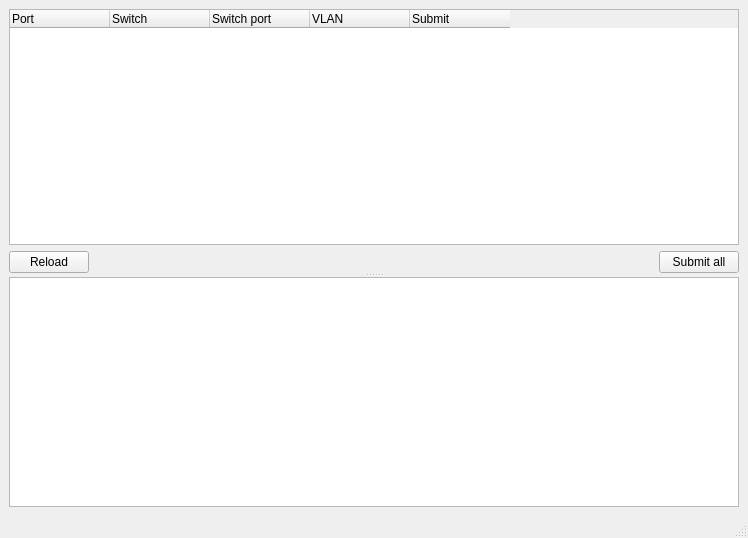
Old version of the form NewGui.ui in the repository germandutchwindtunnels/nettools.
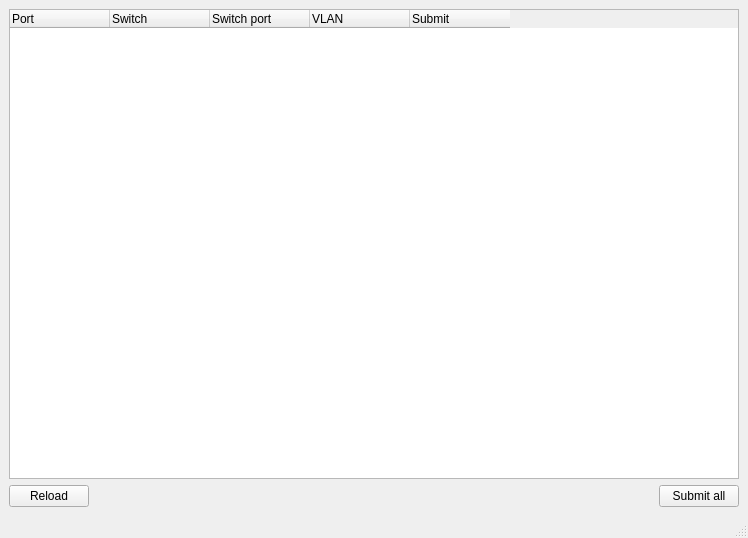
New version of the form.

Commit message: Removed message frame and status bar.

What changed in the file:
```diff
--- a/NewGui.ui
+++ b/NewGui.ui
@@ -14,13 +14,6 @@
    <string>Port Configurator</string>
   </property>
   <widget class="QWidget" name="centralwidget">
-   <layout class="QGridLayout" name="gridLayout">
-    <item row="0" column="0">
-     <widget class="QSplitter" name="splitter">
-      <property name="orientation">
-       <enum>Qt::Vertical</enum>
-      </property>
-      <widget class="QWidget" name="layoutWidget">
        <layout class="QVBoxLayout" name="verticalLayout">
         <item>
          <widget class="QTreeWidget" name="ports">
@@ -84,11 +77,6 @@
            </widget>
           </item>
          </layout>
-        </item>
-       </layout>
-      </widget>
-      <widget class="QTableWidget" name="status"/>
-     </widget>
     </item>
    </layout>
   </widget>
```
Lines whose indentation alone changed are shown as unchanged. The commit also changes 1 other file.
